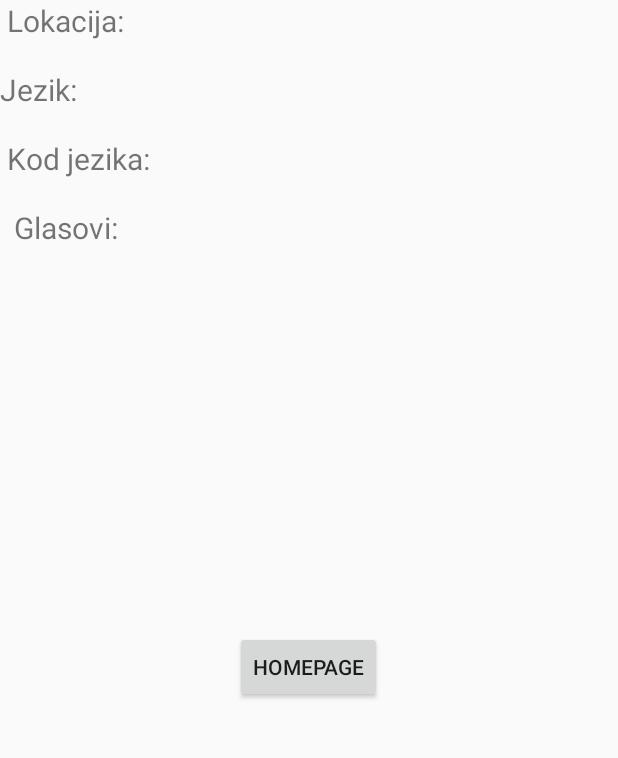
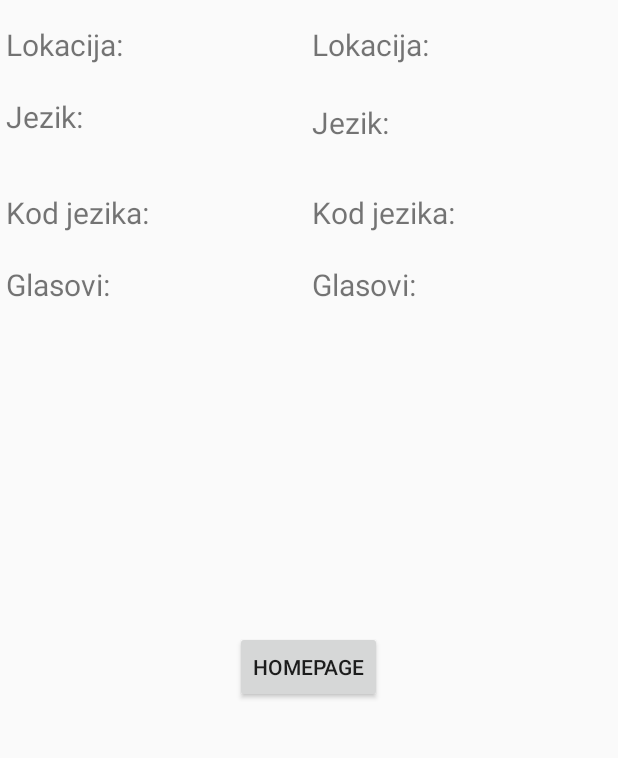
Before and after one commit to ivana-ignjatovic/RadioS, an Android app: the fragment RadiosDetails shown on its own in the app's theme, on a phone screen of 412 x 824 dp, the part 332-1090 px from its top. Run offline under Robolectric (Android 15) with nearby library versions, the phone set to English and light mode, and no system bars.

Commit message:
Radio details start

```diff
--- a/app/src/main/java/com/example/radios/base/model/MockDataProvider.kt
+++ b/app/src/main/java/com/example/radios/base/model/MockDataProvider.kt
@@ -17,8 +17,8 @@ object MockDataProvider {
         }
         return radios
     }*/
-
-  /* fun getBreweryDetails(): Brewery {
+/*
+   fun getBreweryDetails(): Brewery {
         val openingTimes = mutableListOf<OpeningTime>()
         val reviews = mutableListOf<Review>()
         val services = mutableListOf<Service>()
--- a/app/src/main/java/com/example/radios/base/model/Radio.kt
+++ b/app/src/main/java/com/example/radios/base/model/Radio.kt
@@ -29,7 +29,7 @@ data class Review(
 )
 */
 data class Radio(
-    //val id: String,
+    val id: String,
     val name: String,
     val country: String,
     //val favicon: String,
--- a/app/src/main/java/com/example/radios/radiosdetails/view/RadiosDetailsFragment.kt
+++ b/app/src/main/java/com/example/radios/radiosdetails/view/RadiosDetailsFragment.kt
@@ -1,13 +1,19 @@
  package com.example.radios.radiosdetails.view
 
 import android.os.Bundle
+import android.util.Log
 import android.view.LayoutInflater
 import android.view.View
 import android.view.ViewGroup
 import androidx.fragment.app.Fragment
 import com.example.radios.R
+import com.example.radios.base.data.HttpDataHandler
+import com.example.radios.base.data.RadioParser
+import com.example.radios.base.data.Result
+import com.example.radios.base.model.Radio
+import kotlinx.android.synthetic.main.fragment_radios_details.*
 
-// TODO: Rename parameter arguments, choose names that match
+ // TODO: Rename parameter arguments, choose names that match
 // the fragment initialization parameters, e.g. ARG_ITEM_NUMBER
 private const val ARG_PARAM1 = "param1"
 private const val ARG_PARAM2 = "param2"
@@ -15,8 +21,18 @@ private const val ARG_PARAM2 = "param2"
 
 class RadiosDetails : Fragment() {
 
+    var radioId : Int = -1
+    companion object{
+        private const val RADIO_ID_KEY = "RADIO_ID"
+        fun newInstance(radioId:Int):RadiosDetails{
+            return RadiosDetails().apply {
+                arguments = Bundle().apply { putInt(RADIO_ID_KEY,radioId) }
+            }
+        }
+    }
     override fun onCreate(savedInstanceState: Bundle?) {
         super.onCreate(savedInstanceState)
+        radioId = arguments?.getInt(RADIO_ID_KEY)?: -1
     }
 
     override fun onCreateView(
@@ -26,6 +42,42 @@ class RadiosDetails : Fragment() {
         // Inflate the layout for this fragment
         return inflater.inflate(R.layout.fragment_radios_details, container, false)
     }
+    override fun onViewCreated(view: View, savedInstanceState: Bundle?) {
+        super.onViewCreated(view, savedInstanceState)
+
+        getRadio()
+
+    }
+
+    private fun setupView (radio : Radio){
+        name.text=radio.name
+        country.text=radio.country
+//        countrycode.text=radio.country_code
+//        state2.text=radio.state
+//        language2.text=radio.language
+//        languagecode2.text=radio.language_code
+//        votes2.text=radio.votes.toString()
+//        val view = ServiceView(requireContext())
+//        view.bind(radio)
+
+        }
+    private fun getRadio(){
+
+        val thread = Thread(){
+            val response = HttpDataHandler.getResponse("http://de1.api.radio-browser.info/json/stations/byuuid/37cd2212-ac24-4002-802d-f6c05c488708")
+            if (response is Result.Success){
+                //Log.d("response", response.data)
+                val radio = RadioParser.parse2(response.data)
+
+                activity?.runOnUiThread(){
+                    setupView(radio)
+                }
 
 
-}
+                Log.d("UserLog","Radios receivde ${radio}")
+            }
+
+        }
+        thread.start()
+    }
+    }
--- a/app/src/main/java/com/example/radios/radioslist/view/RadioListFragment.kt
+++ b/app/src/main/java/com/example/radios/radioslist/view/RadioListFragment.kt
@@ -1,7 +1,6 @@
 package com.example.radios.radioslist.view
 
 import android.os.Bundle
-import android.util.Log
 import android.view.LayoutInflater
 import android.view.View
 import android.view.ViewGroup
@@ -69,11 +68,12 @@ lateinit var  viewModel : RadioListViewModel
                 }
 
 
-                Log.d("UserLog","Radios receivde ${radios}")
+                //Log.d("UserLog","Radios receivde ${radios}")
             }
 
         }
        thread.start()
     }
 
+
 }
--- a/app/src/main/res/layout/fragment_radios_details.xml
+++ b/app/src/main/res/layout/fragment_radios_details.xml
@@ -17,7 +17,6 @@
             android:id="@+id/name"
             android:layout_width="414dp"
             android:layout_height="62dp"
-
             android:text="Ime radio stanice"
             android:textAlignment="center"
             android:textSize="32dp"
@@ -59,51 +58,115 @@
 
         <TextView
             android:id="@+id/state"
-            android:layout_width="419dp"
-            android:layout_height="46dp"
-            android:layout_marginStart="16dp"
+            android:layout_width="160dp"
+            android:layout_height="40dp"
+            android:layout_marginStart="4dp"
+            android:layout_marginTop="16dp"
             android:text="Lokacija:"
             android:textSize="20dp"
-            app:layout_constraintBottom_toTopOf="@id/language"
-            app:layout_constraintTop_toBottomOf="@id/favicon"
+            app:layout_constraintHorizontal_bias="1.0"
             app:layout_constraintLeft_toLeftOf="parent"
             app:layout_constraintRight_toRightOf="parent"
-            app:layout_constraintVertical_bias="0.362"
-            tools:layout_editor_absoluteX="15dp" />
+            app:layout_constraintStart_toStartOf="parent"
+            app:layout_constraintTop_toBottomOf="@id/favicon" />
+
+        <TextView
+            android:id="@+id/state2"
+            android:layout_width="160dp"
+            android:layout_height="40dp"
+            android:layout_marginStart="208dp"
+            android:layout_marginTop="16dp"
+            android:text="Lokacija:"
+            android:textSize="20dp"
+            app:layout_constraintHorizontal_bias="1.0"
+            app:layout_constraintLeft_toLeftOf="parent"
+            app:layout_constraintRight_toRightOf="parent"
+            app:layout_constraintStart_toStartOf="parent"
+            app:layout_constraintTop_toBottomOf="@id/favicon" />
 
         <TextView
             android:id="@+id/language"
-            android:layout_width="419dp"
-            android:layout_height="46dp"
-            android:layout_marginStart="16dp"
+            android:layout_width="160dp"
+            android:layout_height="40dp"
+            android:layout_marginStart="4dp"
+            android:layout_marginTop="8dp"
             android:text="Jezik:"
             android:textSize="20dp"
-            app:layout_constraintTop_toBottomOf="@id/state"
-            tools:layout_editor_absoluteX="15dp" />
+            app:layout_constraintHorizontal_bias="1.0"
+            app:layout_constraintLeft_toLeftOf="parent"
+            app:layout_constraintRight_toRightOf="parent"
+            app:layout_constraintStart_toStartOf="parent"
+            app:layout_constraintTop_toBottomOf="@id/state" />
+
+        <TextView
+            android:id="@+id/language2"
+            android:layout_width="160dp"
+            android:layout_height="40dp"
+            android:layout_marginStart="208dp"
+            android:layout_marginTop="12dp"
+            android:text="Jezik:"
+            android:textSize="20dp"
+            app:layout_constraintHorizontal_bias="1.0"
+            app:layout_constraintLeft_toLeftOf="parent"
+            app:layout_constraintRight_toRightOf="parent"
+            app:layout_constraintStart_toStartOf="parent"
+            app:layout_constraintTop_toBottomOf="@id/state" />
 
         <TextView
             android:id="@+id/languagecode"
-            android:layout_width="419dp"
-            android:layout_height="46dp"
-            android:layout_marginStart="16dp"
+            android:layout_width="160dp"
+            android:layout_height="40dp"
+            android:layout_marginStart="4dp"
+            android:layout_marginTop="24dp"
             android:text="Kod jezika:"
             android:textSize="20dp"
-            app:layout_constraintTop_toBottomOf="@id/language"
+            app:layout_constraintHorizontal_bias="1.0"
             app:layout_constraintLeft_toLeftOf="parent"
             app:layout_constraintRight_toRightOf="parent"
-            app:layout_constraintVertical_bias="0.596" />
+            app:layout_constraintStart_toStartOf="parent"
+            app:layout_constraintTop_toBottomOf="@id/language" />
+
+        <TextView
+            android:id="@+id/languagecode2"
+            android:layout_width="160dp"
+            android:layout_height="40dp"
+            android:layout_marginStart="208dp"
+            android:layout_marginTop="24dp"
+            android:text="Kod jezika:"
+            android:textSize="20dp"
+            app:layout_constraintHorizontal_bias="1.0"
+            app:layout_constraintLeft_toLeftOf="parent"
+            app:layout_constraintRight_toRightOf="parent"
+            app:layout_constraintStart_toStartOf="parent"
+            app:layout_constraintTop_toBottomOf="@id/language" />
 
         <TextView
             android:id="@+id/votes"
-            android:layout_width="409dp"
-            android:layout_height="46dp"
-            android:layout_marginStart="16dp"
+            android:layout_width="160dp"
+            android:layout_height="40dp"
+            android:layout_marginStart="4dp"
+            android:layout_marginTop="8dp"
             android:text="Glasovi:"
             android:textSize="20dp"
-            app:layout_constraintTop_toBottomOf="@id/languagecode"
+            app:layout_constraintHorizontal_bias="1.0"
             app:layout_constraintLeft_toLeftOf="parent"
             app:layout_constraintRight_toRightOf="parent"
-            app:layout_constraintVertical_bias="0.705" />
+            app:layout_constraintStart_toStartOf="parent"
+            app:layout_constraintTop_toBottomOf="@id/languagecode" />
+
+        <TextView
+            android:id="@+id/votes2"
+            android:layout_width="160dp"
+            android:layout_height="40dp"
+            android:layout_marginStart="208dp"
+            android:layout_marginTop="8dp"
+            android:text="Glasovi:"
+            android:textSize="20dp"
+            app:layout_constraintHorizontal_bias="1.0"
+            app:layout_constraintLeft_toLeftOf="parent"
+            app:layout_constraintRight_toRightOf="parent"
+            app:layout_constraintStart_toStartOf="parent"
+            app:layout_constraintTop_toBottomOf="@id/languagecode" />
 
         <Button
             android:id="@+id/homepage"
```
Also changed, not shown: app/src/main/java/com/example/radios/base/data/RadioParser.kt (+33 -2 lines), app/src/main/java/com/example/radios/base/model/RadioD.kt (added, +13 -0 lines), app/src/main/java/com/example/radios/radiosdetails/view/ServiceView.kt (added, +21 -0 lines).
